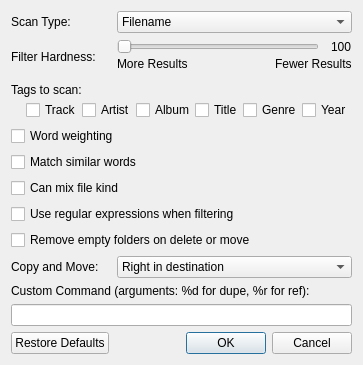
Before: the Qt Designer form qt/me/preferences_dialog.ui in arsenetar/dupeguru, drawn with Qt 5.
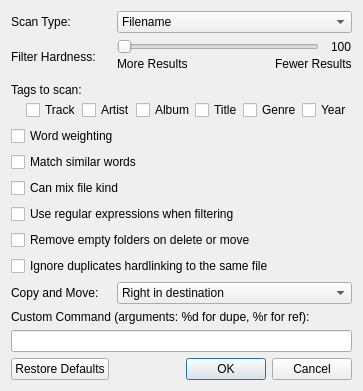
After: the same form once the commit is applied.

Commit message: [#92 state:fixed] Added an option to ignore duplicates hardlinking to the same file.

The edit to the form file:
```diff
--- a/qt/me/preferences_dialog.ui
+++ b/qt/me/preferences_dialog.ui
@@ -310,6 +310,13 @@
        </property>
       </widget>
      </item>
+     <item>
+      <widget class="QCheckBox" name="ignoreHardlinkMatches">
+       <property name="text">
+        <string>Ignore duplicates hardlinking to the same file</string>
+       </property>
+      </widget>
+     </item>
      <item>
       <layout class="QHBoxLayout" name="horizontalLayout_4">
        <item>
```
The commit also changes 23 other files.
